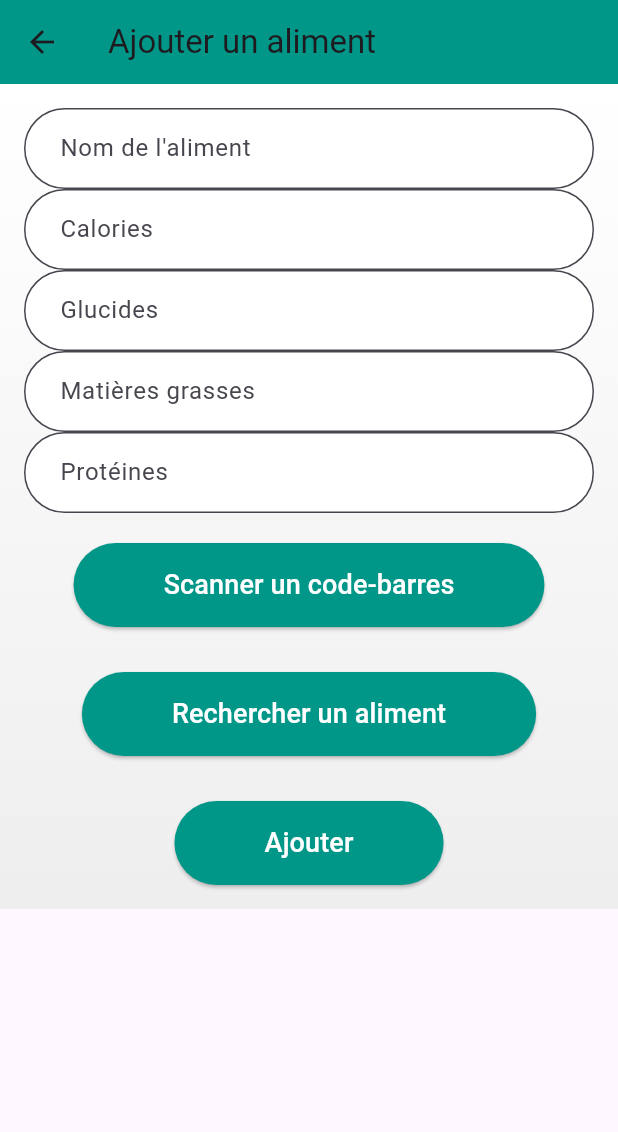
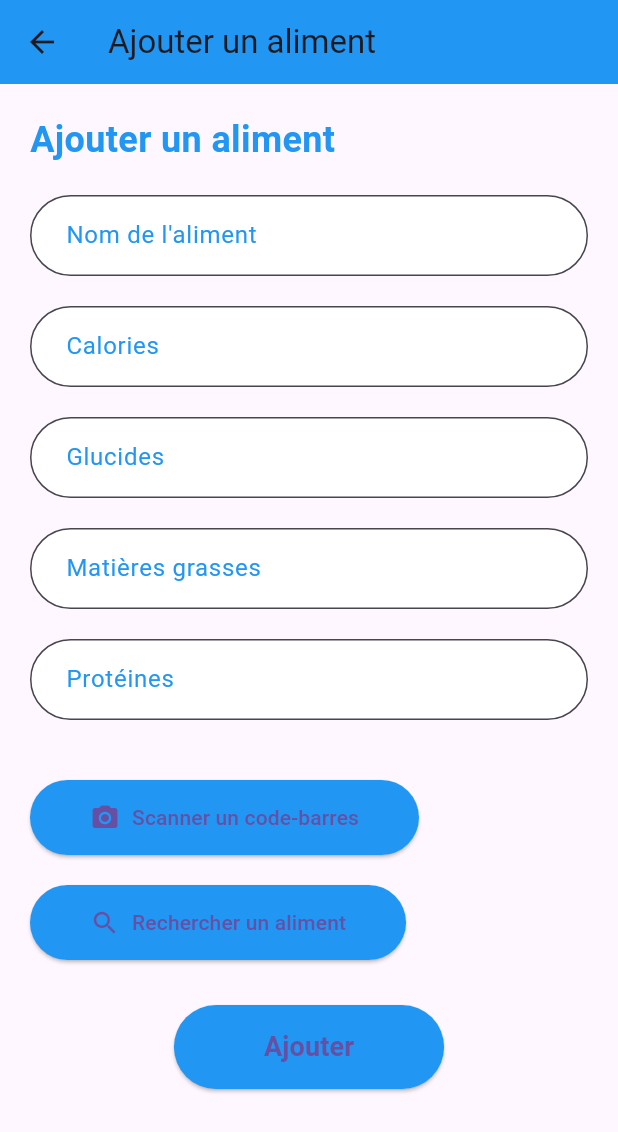
Before and after one commit to AymericJob/NutriTrack, a Flutter app: the AddFoodPage screen opened directly with empty values, on a phone screen of 412 x 824 dp. Shown: the top 1132 px of the screen. Run offline on Flutter 3.47's test engine with Material 3 defaults, Android fonts, the phone set to English and light mode, and no system bars; our stand-ins replace cloud_firestore, firebase_auth, firebase_core, font_awesome_flutter, pedometer, percent_indicator; missing offline and left inert: barcode_scan2; accounts and stored records are empty.

Commit message:
:art: display redesign

```diff
--- a/lib/Pages/Home/dashboard_page.dart
+++ b/lib/Pages/Home/dashboard_page.dart
@@ -28,7 +28,6 @@ class _DashboardPageState extends State<DashboardPage> {
     _fetchNutritionGoals();
     _fetchFoods(); // Ajoutez cet appel pour récupérer les aliments
   }
-
 
   Future<void> _fetchNutritionGoals() async {
     String? uid = FirebaseAuth.instance.currentUser?.uid;
@@ -149,7 +148,10 @@ class _DashboardPageState extends State<DashboardPage> {
                 },
               ),
             ),
-            ElevatedButton(
+          ],
+        ),
+      ),
+      floatingActionButton: FloatingActionButton(
         onPressed: () {
           Navigator.push(
             context,
@@ -158,11 +160,9 @@ class _DashboardPageState extends State<DashboardPage> {
             ),
           );
         },
-              child: Text('Ajouter un aliment'),
-            ),
-            SizedBox(height: 10),
-          ],
-        ),
+        child: Icon(Icons.add),
+        tooltip: 'Add Food',
+        backgroundColor: Colors.blue,
       ),
     );
   }
--- a/lib/Pages/Models/FoodSearchPage.dart
+++ b/lib/Pages/Models/FoodSearchPage.dart
@@ -66,7 +66,7 @@ class _FoodSearchPageState extends State<FoodSearchPage> {
     return Scaffold(
       appBar: AppBar(
         title: Text("Recherche d'aliments"),
-        backgroundColor: Colors.teal,
+        backgroundColor: Colors.blueAccent,
       ),
       body: Padding(
         padding: const EdgeInsets.all(16.0),
--- a/lib/Pages/Models/add_food_page.dart
+++ b/lib/Pages/Models/add_food_page.dart
@@ -1,4 +1,3 @@
-// Pages/Home/AddFoodPage.dart
 import 'package:cloud_firestore/cloud_firestore.dart';
 import 'package:firebase_auth/firebase_auth.dart';
 import 'package:flutter/material.dart';
@@ -6,8 +5,8 @@ import 'package:barcode_scan2/barcode_scan2.dart';
 import '../models/food.dart';
 import 'dart:convert';
 import 'package:http/http.dart' as http;
-import '../Models/FoodDetailPage.dart'; // Assurez-vous que ce chemin est correct
-import 'FoodSearchPage.dart'; // Assurez-vous que ce chemin est correct
+import '../Models/FoodDetailPage.dart';
+import 'FoodSearchPage.dart';
 
 class AddFoodPage extends StatefulWidget {
   final Function(Food) onFoodAdded;
@@ -26,7 +25,6 @@ class _AddFoodPageState extends State<AddFoodPage> {
   final _fatController = TextEditingController();
   final _proteinController = TextEditingController();
 
-  // Réinitialiser les champs
   void _resetFields() {
     _nameController.clear();
     _caloriesController.clear();
@@ -64,7 +62,6 @@ class _AddFoodPageState extends State<AddFoodPage> {
           _fatController.text = product['nutriments']?['fat']?.toString() ?? '0';
           _proteinController.text = product['nutriments']?['proteins']?.toString() ?? '0';
 
-          // Créez l'objet Food et naviguez vers FoodDetailsPage
           final food = Food(
             name: _nameController.text,
             calories: int.tryParse(_caloriesController.text) ?? 0,
@@ -135,7 +132,7 @@ class _AddFoodPageState extends State<AddFoodPage> {
     Navigator.push(
       context,
       MaterialPageRoute(
-        builder: (context) => FoodSearchPage(), // Alimentez avec une liste d'aliments si disponible
+        builder: (context) => FoodSearchPage(),
       ),
     );
   }
@@ -145,71 +142,74 @@ class _AddFoodPageState extends State<AddFoodPage> {
     return Scaffold(
       appBar: AppBar(
         title: Text('Ajouter un aliment'),
-        backgroundColor: Colors.teal,
+        backgroundColor: Colors.blue,  // Couleur bleue pour l'app bar
       ),
-      body: Container(
-        decoration: BoxDecoration(
-          gradient: LinearGradient(
-            colors: [Colors.white, Colors.grey.shade200],
-            begin: Alignment.topCenter,
-            end: Alignment.bottomCenter,
-          ),
-        ),
-        child: Padding(
-          padding: const EdgeInsets.all(16.0),
+      body: Padding(
+        padding: const EdgeInsets.all(20.0),
         child: Form(
           key: _formKey,
           child: SingleChildScrollView(
             child: Column(
+              crossAxisAlignment: CrossAxisAlignment.start,
               children: [
+                Text(
+                  'Ajouter un aliment',
+                  style: TextStyle(
+                    fontSize: 24,
+                    fontWeight: FontWeight.bold,
+                    color: Colors.blue,  // Couleur bleue pour le titre
+                  ),
+                ),
+                SizedBox(height: 20),
                 _buildTextField(_nameController, "Nom de l'aliment"),
                 _buildTextField(_caloriesController, "Calories", isNumeric: true),
                 _buildTextField(_carbsController, "Glucides", isNumeric: true),
                 _buildTextField(_fatController, "Matières grasses", isNumeric: true),
                 _buildTextField(_proteinController, "Protéines", isNumeric: true),
                 SizedBox(height: 20),
-                  ElevatedButton(
+                ElevatedButton.icon(
                   onPressed: _scanBarcode,
+                  icon: Icon(Icons.camera_alt, size: 20),
+                  label: Text('Scanner un code-barres'),
                   style: ElevatedButton.styleFrom(
-                      foregroundColor: Colors.white,
-                      backgroundColor: Colors.teal,
+                    backgroundColor: Colors.blue,  // Couleur bleue pour les boutons
                     shape: RoundedRectangleBorder(
                       borderRadius: BorderRadius.circular(30),
                     ),
-                      padding: EdgeInsets.symmetric(horizontal: 60, vertical: 15),
+                    padding: EdgeInsets.symmetric(horizontal: 40, vertical: 15),
                   ),
-                    child: Text('Scanner un code-barres', style: TextStyle(fontSize: 18)),
                 ),
-                  SizedBox(height: 30),
-                  ElevatedButton(
+                SizedBox(height: 20),
+                ElevatedButton.icon(
                   onPressed: _navigateToSearchPage,
+                  icon: Icon(Icons.search, size: 20),
+                  label: Text('Rechercher un aliment'),
                   style: ElevatedButton.styleFrom(
-                      foregroundColor: Colors.white,
-                      backgroundColor: Colors.teal,
+                    backgroundColor: Colors.blue,  // Couleur bleue pour les boutons
                     shape: RoundedRectangleBorder(
                       borderRadius: BorderRadius.circular(30),
                     ),
-                      padding: EdgeInsets.symmetric(horizontal: 60, vertical: 15),
+                    padding: EdgeInsets.symmetric(horizontal: 40, vertical: 15),
                   ),
-                    child: Text('Rechercher un aliment', style: TextStyle(fontSize: 18)),
                 ),
                 SizedBox(height: 30),
                 Center(
                   child: ElevatedButton(
                     onPressed: _submit,
                     style: ElevatedButton.styleFrom(
-                        foregroundColor: Colors.white,
-                        backgroundColor: Colors.teal,
+                      backgroundColor: Colors.blue,  // Couleur bleue pour les boutons
                       shape: RoundedRectangleBorder(
                         borderRadius: BorderRadius.circular(30),
                       ),
                       padding: EdgeInsets.symmetric(horizontal: 60, vertical: 15),
                     ),
-                      child: Text('Ajouter', style: TextStyle(fontSize: 18)),
+                    child: Text(
+                      'Ajouter',
+                      style: TextStyle(fontSize: 18, fontWeight: FontWeight.bold),
+                    ),
                   ),
                 ),
               ],
-              ),
             ),
           ),
         ),
@@ -218,11 +218,14 @@ class _AddFoodPageState extends State<AddFoodPage> {
   }
 
   Widget _buildTextField(TextEditingController controller, String label, {bool isNumeric = false}) {
-    return TextFormField(
+    return Padding(
+      padding: const EdgeInsets.only(bottom: 20),
+      child: TextFormField(
         controller: controller,
         keyboardType: isNumeric ? TextInputType.number : TextInputType.text,
         decoration: InputDecoration(
-        hintText: label,
+          labelText: label,
+          labelStyle: TextStyle(color: Colors.blue),  // Texte en bleu pour les labels
           filled: true,
           fillColor: Colors.white,
           border: OutlineInputBorder(
@@ -236,6 +239,7 @@ class _AddFoodPageState extends State<AddFoodPage> {
           }
           return null;
         },
+      ),
     );
   }
 }
```
Lines whose indentation alone changed are shown as unchanged.
